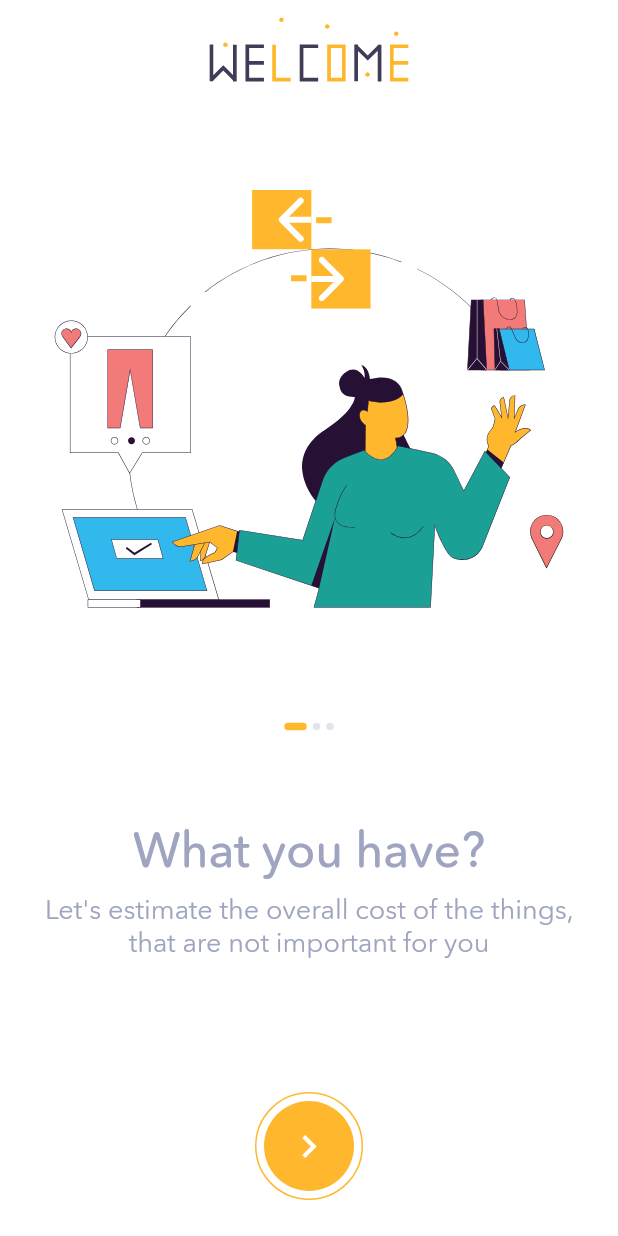
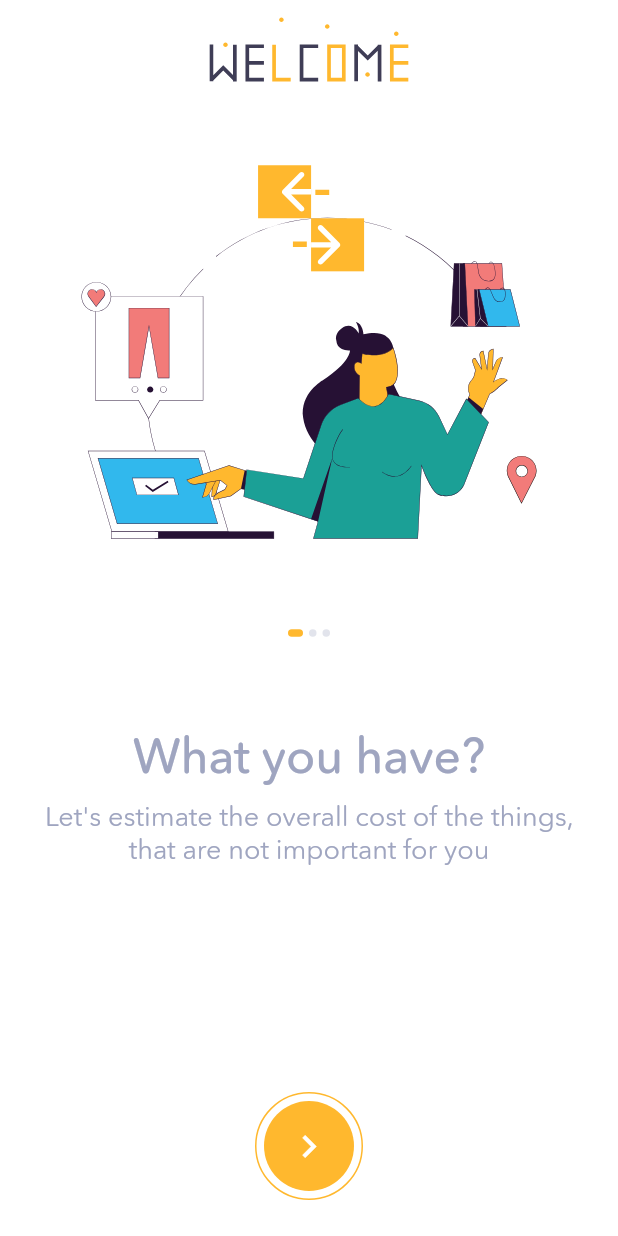
Before and after one commit to gitananun/barter-app, a Flutter app: the screen it shows after launch, on a phone screen of 412 x 824 dp. Run offline on Flutter 3.47's test engine with Material 2 defaults, Android fonts, the phone set to English and light mode, and no system bars; our stand-ins replace device_preview, flutter_svg.

Commit message:
Added third screen improvements

```diff
--- a/lib/constants.dart
+++ b/lib/constants.dart
@@ -1,6 +1,5 @@
 import 'package:barter/paths.dart';
 
 class OnBoardingConstants {
-  static const int totalPages = 3;
   static const String imgPath = Paths.ASSETS_IMAGES + 'onboarding/';
 }
--- a/lib/env.dart
+++ b/lib/env.dart
@@ -1,3 +1,3 @@
 import 'package:barter/ui/enums/app_mode.dart';
 
-const AppMode APP_MODE = AppMode.Release;
+const AppMode APP_MODE = AppMode.Dev;
--- a/lib/ui/mts_theme.dart
+++ b/lib/ui/mts_theme.dart
@@ -16,12 +16,13 @@ class MTStheme {
     headline2: TextStyle(color: primaryTextColor, fontWeight: FontWeight.w700, fontSize: 28),
     headline3: TextStyle(color: primaryTextColor, fontWeight: FontWeight.w700, fontSize: 26),
     headline4: TextStyle(color: primaryTextColor, fontWeight: FontWeight.w700, fontSize: 24),
-    headline5: TextStyle(color: secondaryTextColor, fontWeight: FontWeight.w400, fontSize: 22),
-    headline6: TextStyle(color: primaryTextColor, fontWeight: FontWeight.w600, fontSize: 20),
+    headline5: TextStyle(color: secondaryTextColor, fontWeight: FontWeight.w500, fontSize: 22),
+    headline6: TextStyle(color: secondaryTextColor, fontWeight: FontWeight.w500, fontSize: 18),
     bodyText1: TextStyle(color: primaryTextColor, fontWeight: FontWeight.w400, fontSize: 14),
     bodyText2: TextStyle(color: secondaryTextColor, fontWeight: FontWeight.w400, fontSize: 14),
     subtitle1: TextStyle(color: primaryTextColor, fontWeight: FontWeight.w400, fontSize: 12),
-    subtitle2: TextStyle(color: primaryTextColor, fontWeight: FontWeight.w400, fontSize: 12),
+    subtitle2: TextStyle(color: secondaryTextColor, fontWeight: FontWeight.w400, fontSize: 12),
+    button: TextStyle(color: Colors.white, fontWeight: FontWeight.w600, fontSize: 12),
   );
 
   static const TextTheme customMediumTextTheme = TextTheme(
@@ -30,11 +31,12 @@ class MTStheme {
     headline3: TextStyle(color: primaryTextColor, fontWeight: FontWeight.w700, fontSize: 36),
     headline4: TextStyle(color: primaryTextColor, fontWeight: FontWeight.w700, fontSize: 34),
     headline5: TextStyle(color: secondaryTextColor, fontWeight: FontWeight.w500, fontSize: 32),
-    headline6: TextStyle(color: primaryTextColor, fontWeight: FontWeight.w600, fontSize: 30),
+    headline6: TextStyle(color: secondaryTextColor, fontWeight: FontWeight.w500, fontSize: 30),
     bodyText1: TextStyle(color: primaryTextColor, fontWeight: FontWeight.w400, fontSize: 18),
     bodyText2: TextStyle(color: secondaryTextColor, fontWeight: FontWeight.w400, fontSize: 18),
     subtitle1: TextStyle(color: primaryTextColor, fontWeight: FontWeight.w400, fontSize: 16),
-    subtitle2: TextStyle(color: primaryTextColor, fontWeight: FontWeight.w400, fontSize: 16),
+    subtitle2: TextStyle(color: secondaryTextColor, fontWeight: FontWeight.w400, fontSize: 16),
+    button: TextStyle(color: Colors.white, fontWeight: FontWeight.w600, fontSize: 12),
   );
 
   static const TextTheme customLargeTextTheme = TextTheme(
@@ -74,6 +76,8 @@ class MTStheme {
       errorColor: errorColor,
       hintColor: hintColor,
       textTheme: _textTheme,
+      buttonColor: primaryColor,
+      cursorColor: primaryColor,
       fontFamily: 'AvenirNextRounded',
       pageTransitionsTheme: PageTransitionsTheme(builders: {
         TargetPlatform.iOS: ZoomPageTransitionsBuilder(),
--- a/lib/ui/screens/onboarding/_screens/first_onboarding.dart
+++ b/lib/ui/screens/onboarding/_screens/first_onboarding.dart
@@ -8,8 +8,7 @@ import 'package:barter/ui/screens/onboarding/layout/onboarding_layout.dart';
 
 @immutable
 class FirstOnboarding extends StatelessWidget {
-  const FirstOnboarding(this.currentPage, {Key key}) : super(key: key);
-  final int currentPage;
+  const FirstOnboarding({Key key}) : super(key: key);
 
   @override
   Widget build(BuildContext context) {
@@ -19,7 +18,6 @@ class FirstOnboarding extends StatelessWidget {
     };
 
     return OnBoardingLayout(
-      currentPage: currentPage,
       section1: OnBoardingContentImage('1st_onboarding_illustration.svg'),
       section2: Column(
         children: [
--- a/lib/ui/screens/onboarding/_screens/second_onboarding.dart
+++ b/lib/ui/screens/onboarding/_screens/second_onboarding.dart
@@ -8,8 +8,7 @@ import 'package:barter/ui/screens/onboarding/layout/onboarding_layout.dart';
 
 @immutable
 class SecondOnboarding extends StatelessWidget {
-  const SecondOnboarding(this.currentPage, {Key key}) : super(key: key);
-  final int currentPage;
+  const SecondOnboarding({Key key}) : super(key: key);
 
   @override
   Widget build(BuildContext context) {
@@ -19,7 +18,6 @@ class SecondOnboarding extends StatelessWidget {
     };
 
     return OnBoardingLayout(
-      currentPage: currentPage,
       section1: OnBoardingContentImage('2nd_onboarding_illustration.svg'),
       section2: Column(
         children: [
--- a/lib/ui/screens/onboarding/_shared_widgets/onboarding_content_title.dart
+++ b/lib/ui/screens/onboarding/_shared_widgets/onboarding_content_title.dart
@@ -1,11 +1,12 @@
 import 'package:flutter/material.dart';
 
 class OnBoardingContentTitle extends StatelessWidget {
-  const OnBoardingContentTitle(this.title, {Key key}) : super(key: key);
+  const OnBoardingContentTitle(this.title, {Key key, this.textStyle}) : super(key: key);
   final String title;
+  final TextStyle textStyle;
 
   @override
   Widget build(BuildContext context) {
-    return Text(title, style: Theme.of(context).textTheme.headline5);
+    return Text(title, style: textStyle ?? Theme.of(context).textTheme.headline5);
   }
 }
--- a/lib/ui/screens/onboarding/layout/onboarding_layout.dart
+++ b/lib/ui/screens/onboarding/layout/onboarding_layout.dart
@@ -1,18 +1,14 @@
-import 'package:barter/constants.dart';
 import 'package:barter/ui/ui_helper.dart';
 import 'package:flutter/material.dart';
-import 'package:flutter/rendering.dart';
-import 'package:slider_indicators/slider_indicators.dart';
 
 @immutable
 class OnBoardingLayout extends StatelessWidget {
   const OnBoardingLayout({
     Key key,
-    @required this.currentPage,
     @required this.section1,
     @required this.section2,
   }) : super(key: key);
-  final int currentPage;
+
   final Widget section1;
   final Widget section2;
 
@@ -21,11 +17,10 @@ class OnBoardingLayout extends StatelessWidget {
     return Padding(
       padding: OnBoardingStyle.contentPadding,
       child: Column(
-        mainAxisAlignment: MainAxisAlignment.center,
         children: [
-          Expanded(flex: 5, child: section1),
-          Expanded(flex: 2, child: SliderIndicators(currentPage, OnBoardingConstants.totalPages)),
-          Expanded(flex: 3, child: SingleChildScrollView(child: section2)),
+          Expanded(flex: 4, child: section1),
+          Expanded(flex: 2, child: SizedBox()),
+          Expanded(flex: 4, child: SingleChildScrollView(child: section2)),
         ],
       ),
     );
--- a/lib/ui/screens/onboarding/onboarding.dart
+++ b/lib/ui/screens/onboarding/onboarding.dart
@@ -1,5 +1,6 @@
 import 'package:barter/ui/screens/onboarding/_shared_widgets/onboarding_app_bar.dart';
 import 'package:barter/ui/screens/onboarding/_shared_widgets/onboarding_custom_circular_button.dart';
+import 'package:barter/ui/screens/onboarding/_shared_widgets/onboarding_welcome_button.dart';
 import 'package:barter/ui/ui_helper.dart';
 import 'package:flutter/material.dart';
 
@@ -7,6 +8,7 @@ import 'package:barter/ui/screens/onboarding/_screens/first_onboarding.dart';
 import 'package:barter/ui/screens/onboarding/_screens/second_onboarding.dart';
 import 'package:barter/ui/screens/onboarding/_screens/third_onboarding.dart';
 import 'package:flutter/services.dart';
+import 'package:slider_indicators/slider_indicators.dart';
 
 @immutable
 class OnBoardingScreen extends StatefulWidget {
@@ -17,6 +19,7 @@ class OnBoardingScreen extends StatefulWidget {
 
 class _OnBoardingScreenState extends State<OnBoardingScreen> {
   final PageController _controller = PageController(initialPage: 0);
+  final int _totalPages = 3;
   int _currentPage;
 
   @override
@@ -33,6 +36,8 @@ class _OnBoardingScreenState extends State<OnBoardingScreen> {
 
   @override
   Widget build(BuildContext context) {
+    final bool _isLastPage = (_currentPage == _totalPages - 1);
+
     return SafeArea(
       top: false,
       bottom: true,
@@ -40,17 +45,22 @@ class _OnBoardingScreenState extends State<OnBoardingScreen> {
         appBar: OnBoardingAppBar(),
         backgroundColor: Colors.white,
         bottomNavigationBar: SizedBox(height: OnBoardingStyle.bottomAppBarHeight),
-        floatingActionButton: OnBoardingCustomCircularButton(_onNextPage),
+        floatingActionButton: !_isLastPage ? OnBoardingCustomCircularButton(_onNextPage) : OnBoardingWelcomeButton(),
         floatingActionButtonLocation: FloatingActionButtonLocation.centerDocked,
-        body: PageView(
-          onPageChanged: (int page) => _onPageChanged(page),
-          controller: _controller,
-          physics: BouncingScrollPhysics(),
-          scrollDirection: Axis.horizontal,
+        body: Stack(
           children: [
-            FirstOnboarding(_currentPage),
-            SecondOnboarding(_currentPage),
-            ThirdOnboarding(_currentPage),
+            PageView(
+              onPageChanged: (int page) => _onPageChanged(page),
+              controller: _controller,
+              physics: BouncingScrollPhysics(),
+              scrollDirection: Axis.horizontal,
+              children: [
+                FirstOnboarding(),
+                SecondOnboarding(),
+                ThirdOnboarding(),
+              ],
+            ),
+            Center(child: SliderIndicators(_currentPage, _totalPages)),
           ],
         ),
       ),
--- a/lib/ui/ui_helper.dart
+++ b/lib/ui/ui_helper.dart
@@ -1,4 +1,9 @@
 import 'package:flutter/material.dart';
+
+@immutable
+class SharedStyle {
+
+}
 
 @immutable
 class OnBoardingStyle {
--- a/packages/slider_indicators/lib/single_indicator.dart
+++ b/packages/slider_indicators/lib/single_indicator.dart
@@ -19,7 +19,7 @@ class SingleIndicator extends StatelessWidget {
     return Padding(
       padding: EdgeInsets.symmetric(horizontal: paddingBetween),
       child: Container(
-        width: isActive ? size + 10 : size,
+        width: isActive ? size + 5 : size,
         height: size,
         decoration: BoxDecoration(
           color: _bgColor,
```
Also changed, not shown: lib/ui/screens/onboarding/_screens/third_onboarding.dart (+9 -15 lines), lib/ui/screens/onboarding/_sections/onboarding_notifications_section.dart (added, +38 -0 lines), lib/ui/screens/onboarding/_shared_widgets/onboarding_welcome_button.dart (added, +18 -0 lines), lib/ui/shared_widgets/cupertino_switch_resizeable.dart (added, +17 -0 lines), assets/images/onboarding/icon_calendar.svg (added), assets/images/onboarding/icon_opened_letter.svg (added).
